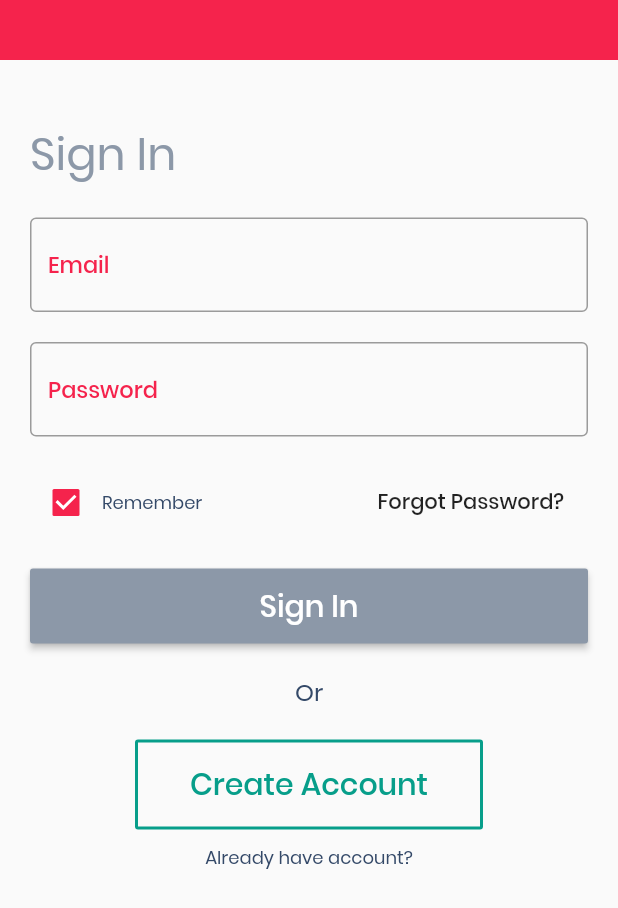
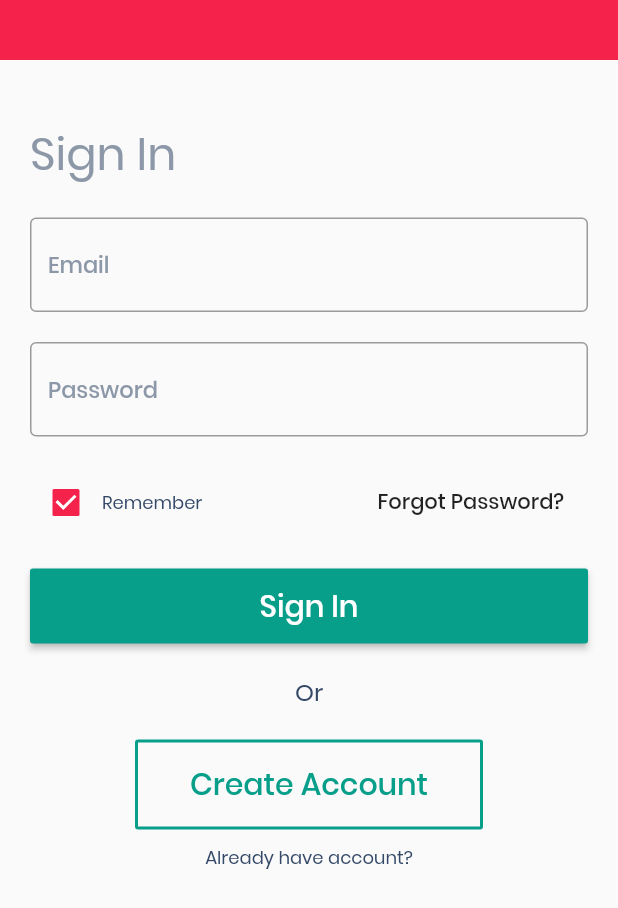
Before and after one commit to mahbubmunna/best_aid_upated, a Flutter app: the screen it shows after launch, on a phone screen of 412 x 824 dp. Shown: the top 908 px of the screen. Run offline on Flutter 3.47's test engine with Material 2 defaults, Android fonts, the phone set to English and light mode, and no system bars; our stand-ins replace dio, dynamic_theme, firebase_analytics, location, rxdart, shared_preferences; missing offline and left inert: animated_splash, global_configuration, loading; accounts and stored records are empty.

Commit message:
expert opinion completed

```diff
--- a/lib/main.dart
+++ b/lib/main.dart
@@ -34,7 +34,7 @@ class MyApp extends StatelessWidget {
               brightness: brightness,
               accentColor: config.Colors().accentColor(1),
               focusColor: config.Colors().accentColor(1),
-              hintColor: config.Colors().accentColor(1),
+              hintColor: config.Colors().primaryColorGray(1),
               secondaryHeaderColor: config.Colors().primaryColorGray(1),
               inputDecorationTheme: InputDecorationTheme(border: OutlineInputBorder()),
               textTheme: TextTheme(
--- a/lib/src/pages/login.dart
+++ b/lib/src/pages/login.dart
@@ -78,7 +78,7 @@ class _LoginWidgetState extends State<LoginWidget> {
               child: RaisedButton(
                 color: Theme
                     .of(context)
-                    .secondaryHeaderColor,
+                    .primaryColor,
                 textColor: Colors.white,
                 onPressed: () {
                   _login();
--- a/lib/src/pages/pages.dart
+++ b/lib/src/pages/pages.dart
@@ -1,6 +1,7 @@
 import 'package:bestaid/elements/DrawerWidget.dart';
 import 'package:bestaid/src/pages/expert_opinion.dart';
 import 'package:flutter/material.dart';
+import 'package:flutter/services.dart';
 
 
 import 'home.dart';
@@ -53,7 +54,9 @@ class _PagesTestWidgetState extends State<PagesTestWidget> {
   @override
   Widget build(BuildContext context) {
     return WillPopScope(
-      onWillPop: () async => false,
+      onWillPop: () {
+        return SystemNavigator.pop();
+      },
       child: Scaffold(
         //key: widget.scaffoldKey,
         drawer: DrawerWidget(),
--- a/lib/src/pages/register.dart
+++ b/lib/src/pages/register.dart
@@ -63,7 +63,7 @@ class _RegisterWidgetState extends State<RegisterWidget> {
             ButtonTheme(
               height: 50,
               child: RaisedButton(
-                color: Theme.of(context).secondaryHeaderColor,
+                color: Theme.of(context).primaryColor,
                 textColor: Colors.white,
                 onPressed: (){
                   _register();
```
Also changed, not shown: lib/src/pages/post_problem.dart (+8 -0 lines), 2 other files.
